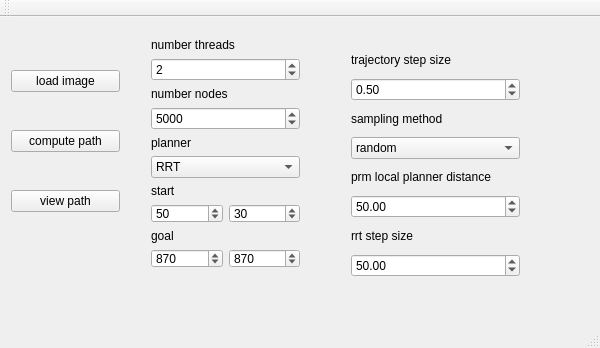
tobiaskohlbau/IPPP, file examples/gui2D/mainwindow.ui: the form before one commit.
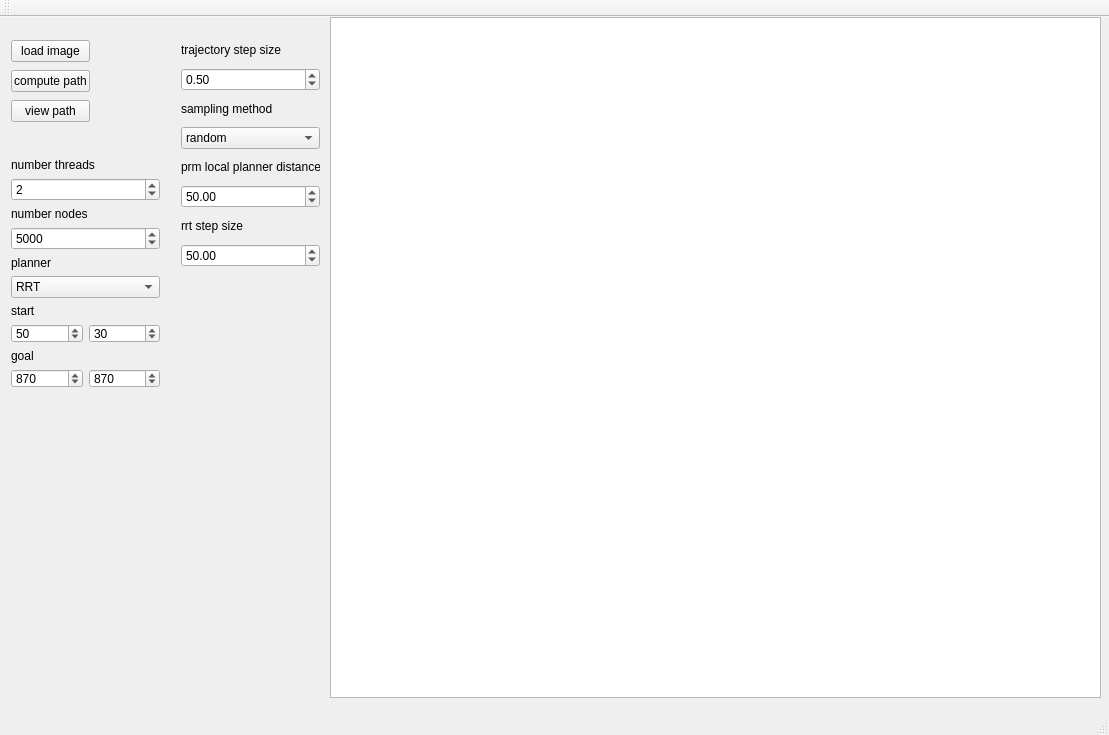
The form after the commit.

The edit to the form file:
```diff
--- a/examples/gui2D/mainwindow.ui
+++ b/examples/gui2D/mainwindow.ui
@@ -6,8 +6,8 @@
    <rect>
     <x>0</x>
     <y>0</y>
-    <width>600</width>
-    <height>348</height>
+    <width>1109</width>
+    <height>735</height>
    </rect>
   </property>
   <property name="windowTitle">
@@ -19,8 +19,8 @@
      <rect>
       <x>0</x>
       <y>10</y>
-      <width>131</width>
-      <height>231</height>
+      <width>101</width>
+      <height>111</height>
      </rect>
     </property>
     <layout class="QVBoxLayout" name="verticalLayout_3">
@@ -50,8 +50,8 @@
    <widget class="QWidget" name="verticalLayoutWidget_2">
     <property name="geometry">
      <rect>
-      <x>140</x>
-      <y>10</y>
+      <x>0</x>
+      <y>130</y>
       <width>171</width>
       <height>252</height>
      </rect>
@@ -180,9 +180,9 @@
    <widget class="QWidget" name="verticalLayoutWidget">
     <property name="geometry">
      <rect>
-      <x>340</x>
-      <y>20</y>
-      <width>191</width>
+      <x>170</x>
+      <y>10</y>
+      <width>161</width>
       <height>251</height>
      </rect>
     </property>
@@ -257,6 +257,16 @@
      </item>
     </layout>
    </widget>
+   <widget class="QGraphicsView" name="mainImage">
+    <property name="geometry">
+     <rect>
+      <x>330</x>
+      <y>0</y>
+      <width>771</width>
+      <height>681</height>
+     </rect>
+    </property>
+   </widget>
   </widget>
   <widget class="QMenuBar" name="menuBar">
    <property name="geometry">
```
Left out of the diff: 92 changed lines with no effect on the pictures.
